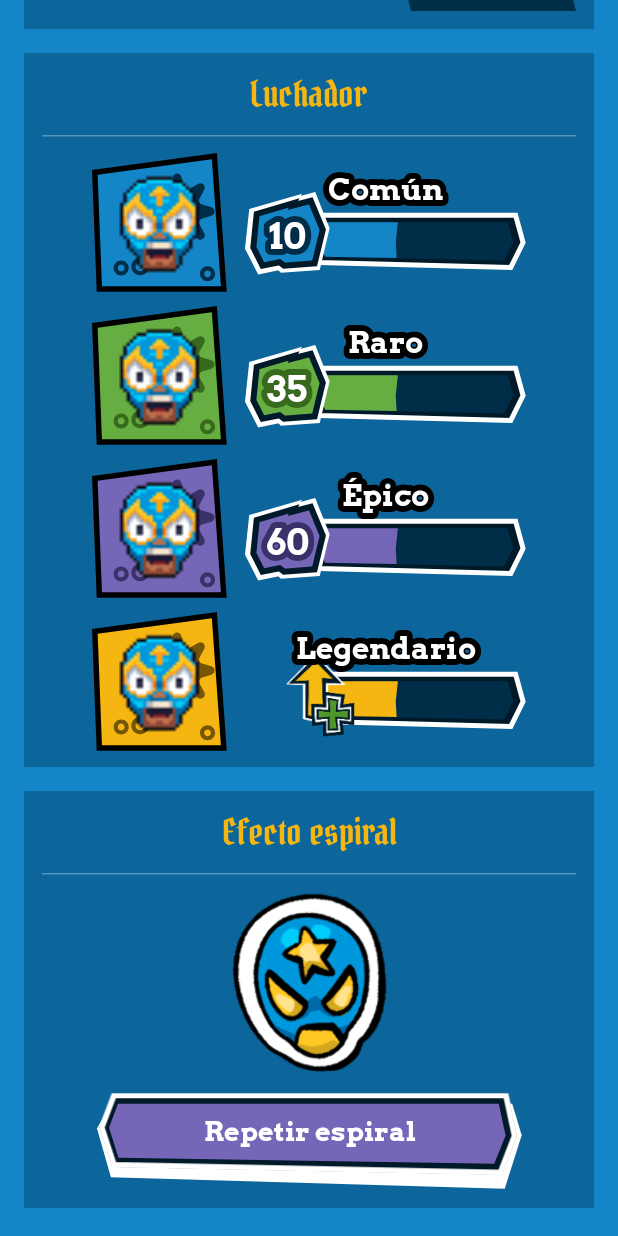
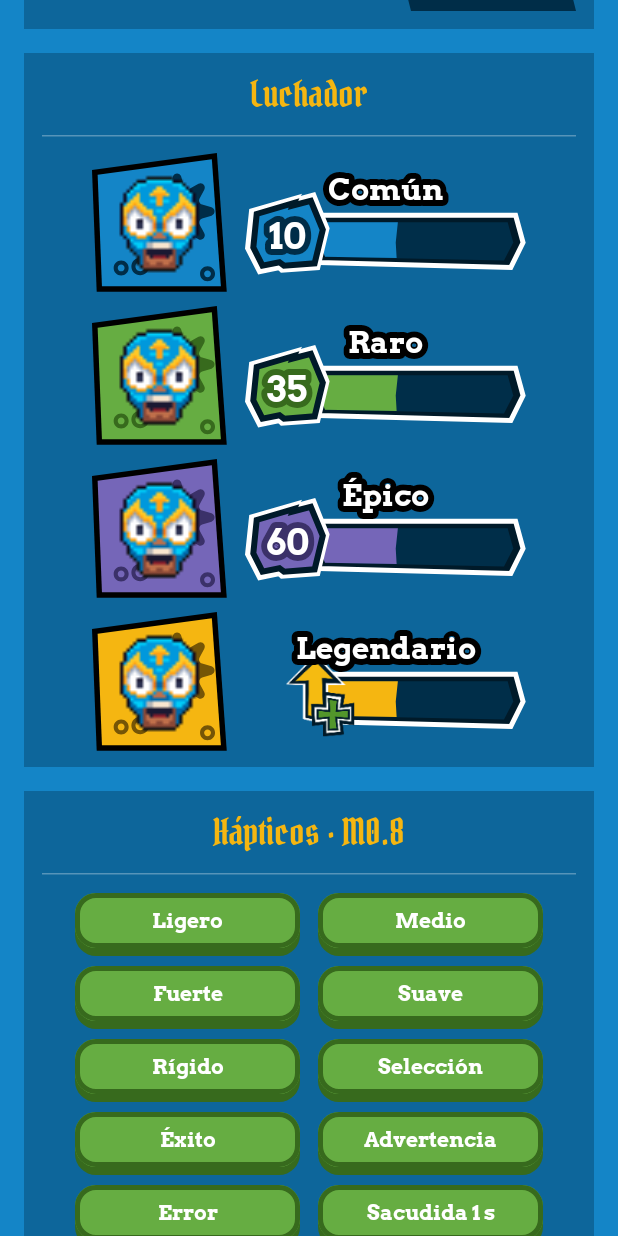
Before and after one commit to JorgeMike/Ringo-Android, an Android app built with Jetpack Compose: the GaleriaScreen screen opened through its navigation route, scrolled down 1730 dp, on a phone screen of 412 x 824 dp. Run offline under Robolectric (Android 15) with nearby library versions, the phone set to English and light mode, and no system bars; our stand-ins replace Dagger/Hilt's generated code.

Commit message:
M0.8: hápticos, animación de navegación y botón de regresar flotante
- HapticService (dominio) + HapticServiceAndroid: impactos, notificaciones,
  selección, sacudida, vidrio roto, tick y respiración, como el
  HapticService de iOS. Usa primitivas de vibración (API 30+) o control de
  amplitud cuando el teléfono las tiene, y efectos predefinidos si no.
- LocalHaptics y Modifier.hapticAlTocar / hapticNotificacionAlTocar
  (= View+Haptics de iOS), sin quitarle el toque a clickable.
- AnimacionesTF.transicionNavegacion (= Animation.navigationTransition) y
  ConBotonRegresar (= View+BackButton).
- Galería: sección para probar cada vibración.
- Botones: offset animado con lambda (lint UseOfNonLambdaOffsetOverload),
  para no recomponer en cada cuadro.

M0.10 (datos de preview) se mueve a M2: dependen de las entidades.

Co-Authored-By: Claude Opus 5.5 <noreply@anthropic.com>

```diff
--- a/app/src/main/AndroidManifest.xml
+++ b/app/src/main/AndroidManifest.xml
@@ -1,5 +1,8 @@
 <?xml version="1.0" encoding="utf-8"?>
 <manifest xmlns:android="http://schemas.android.com/apk/res/android">
+
+    <!-- Hápticos (M0.8). Permiso normal: no se le pide al usuario. -->
+    <uses-permission android:name="android.permission.VIBRATE" />
 
     <application
         android:name=".TiempoFueraApp"
--- a/app/src/main/java/com/rudoestudio/tiempofuera/MainActivity.kt
+++ b/app/src/main/java/com/rudoestudio/tiempofuera/MainActivity.kt
@@ -7,18 +7,25 @@ import androidx.activity.ComponentActivity
 import androidx.activity.SystemBarStyle
 import androidx.activity.compose.setContent
 import androidx.activity.enableEdgeToEdge
+import androidx.compose.runtime.CompositionLocalProvider
 import androidx.compose.runtime.collectAsState
 import androidx.compose.runtime.getValue
 import com.rudoestudio.tiempofuera.core.designsystem.TiempoFueraTheme
+import com.rudoestudio.tiempofuera.core.hapticos.LocalHaptics
+import com.rudoestudio.tiempofuera.domain.servicios.HapticService
 import com.rudoestudio.tiempofuera.navigation.DeepLink
 import com.rudoestudio.tiempofuera.navigation.RootScreen
 import dagger.hilt.android.AndroidEntryPoint
 import kotlinx.coroutines.flow.MutableStateFlow
+import javax.inject.Inject
 
 @AndroidEntryPoint
 class MainActivity : ComponentActivity() {
     /** Deep link que llegó y la UI todavía no atiende (en iOS: `.onOpenURL`). */
     private val deepLinkPendiente = MutableStateFlow<DeepLink?>(null)
+
+    @Inject
+    lateinit var haptics: HapticService
 
     override fun onCreate(savedInstanceState: Bundle?) {
         super.onCreate(savedInstanceState)
@@ -31,11 +38,13 @@ class MainActivity : ComponentActivity() {
         if (savedInstanceState == null) recibir(intent)
         setContent {
             val deepLink by deepLinkPendiente.collectAsState()
-            TiempoFueraTheme {
-                RootScreen(
-                    deepLinkPendiente = deepLink,
-                    alAtenderDeepLink = { deepLinkPendiente.value = null },
-                )
+            CompositionLocalProvider(LocalHaptics provides haptics) {
+                TiempoFueraTheme {
+                    RootScreen(
+                        deepLinkPendiente = deepLink,
+                        alAtenderDeepLink = { deepLinkPendiente.value = null },
+                    )
+                }
             }
         }
     }
--- a/app/src/main/java/com/rudoestudio/tiempofuera/core/designsystem/componentes/Botones.kt
+++ b/app/src/main/java/com/rudoestudio/tiempofuera/core/designsystem/componentes/Botones.kt
@@ -16,6 +16,8 @@ import androidx.compose.foundation.interaction.collectIsPressedAsState
 import androidx.compose.foundation.layout.Box
 import androidx.compose.foundation.layout.BoxScope
 import androidx.compose.foundation.layout.offset
+import androidx.compose.foundation.layout.padding
+import androidx.compose.foundation.layout.safeDrawingPadding
 import androidx.compose.foundation.layout.size
 import androidx.compose.foundation.shape.RoundedCornerShape
 import androidx.compose.material3.MaterialTheme
@@ -34,6 +36,7 @@ import androidx.compose.ui.semantics.Role
 import androidx.compose.ui.semantics.contentDescription
 import androidx.compose.ui.semantics.semantics
 import androidx.compose.ui.unit.Dp
+import androidx.compose.ui.unit.IntOffset
 import androidx.compose.ui.unit.dp
 import com.rudoestudio.tiempofuera.R
 import com.rudoestudio.tiempofuera.core.designsystem.ColoresTF
@@ -105,7 +108,7 @@ private fun BotonConTapa(
             .clickable(interaccion, indication = null, enabled = habilitado, role = Role.Button, onClick = alTocar),
     ) {
         Box(Modifier.matchParentSize().background(ColoresTF.Blanco, base))
-        Box(Modifier.matchParentSize().offset(y = desplazamiento)) {
+        Box(Modifier.matchParentSize().offset { IntOffset(0, desplazamiento.roundToPx()) }) {
             Box(Modifier.matchParentSize().background(ColoresTF.AzulNoche, contorno).border(3.dp, ColoresTF.Blanco, contorno))
             Box(Modifier.matchParentSize().background(relleno, cara))
             contenido()
@@ -186,6 +189,18 @@ fun BotonRegresar(alTocar: () -> Unit, modifier: Modifier = Modifier) {
 }
 
 /**
+ * Pone [BotonRegresar] flotando arriba a la izquierda sobre [contenido]. En iOS:
+ * `.withBackButton()` (View+BackButton), que oculta el botón de navegación del sistema.
+ */
+@Composable
+fun ConBotonRegresar(alRegresar: () -> Unit, modifier: Modifier = Modifier, contenido: @Composable BoxScope.() -> Unit) {
+    Box(modifier) {
+        contenido()
+        BotonRegresar(alRegresar, Modifier.safeDrawingPadding().padding(start = 6.dp, top = 6.dp))
+    }
+}
+
+/**
  * Botón "3D" con sombra sólida abajo que desaparece al presionarlo. En iOS:
  * `ThreeDButtonStyle`. El tamaño lo define [contenido] (agregarle su propio padding).
  */
@@ -212,7 +227,7 @@ fun Boton3D(
         contentAlignment = Alignment.Center,
     ) {
         Box(Modifier.matchParentSize().offset(y = profundidad).alpha(opacidadSombra).background(colorSombra, forma))
-        Box(Modifier.matchParentSize().offset(y = desplazamiento).background(color, forma).border(3.dp, colorSombra, forma))
-        Box(Modifier.offset(y = desplazamiento), contentAlignment = Alignment.Center, content = contenido)
+        Box(Modifier.matchParentSize().offset { IntOffset(0, desplazamiento.roundToPx()) }.background(color, forma).border(3.dp, colorSombra, forma))
+        Box(Modifier.offset { IntOffset(0, desplazamiento.roundToPx()) }, contentAlignment = Alignment.Center, content = contenido)
     }
 }
--- /dev/null
+++ b/app/src/main/java/com/rudoestudio/tiempofuera/core/hapticos/Hapticos.kt
@@ -0,0 +1,43 @@
+package com.rudoestudio.tiempofuera.core.hapticos
+
+import androidx.compose.foundation.gestures.awaitEachGesture
+import androidx.compose.foundation.gestures.awaitFirstDown
+import androidx.compose.foundation.gestures.waitForUpOrCancellation
+import androidx.compose.runtime.staticCompositionLocalOf
+import androidx.compose.ui.Modifier
+import androidx.compose.ui.composed
+import androidx.compose.ui.input.pointer.PointerEventPass
+import androidx.compose.ui.input.pointer.pointerInput
+import com.rudoestudio.tiempofuera.domain.servicios.HapticService
+import com.rudoestudio.tiempofuera.domain.servicios.HapticService.EstiloImpacto
+import com.rudoestudio.tiempofuera.domain.servicios.HapticService.TipoNotificacion
+
+/**
+ * El [HapticService] para usar desde Compose. Lo provee `MainActivity`; en ViewModels
+ * se inyecta con Hilt.
+ */
+val LocalHaptics = staticCompositionLocalOf<HapticService> {
+    error("LocalHaptics sin proveer: envolver la UI con CompositionLocalProvider en MainActivity")
+}
+
+/**
+ * Vibra al tocar, sin quitarle el toque a `clickable` ni a otros gestos. En iOS:
+ * `.hapticOnTap(_:)` (View+Haptics).
+ */
+fun Modifier.hapticAlTocar(estilo: EstiloImpacto = EstiloImpacto.MEDIO): Modifier =
+    alTerminarToque { impacto(estilo) }
+
+/** Vibración de notificación al tocar. En iOS: `.hapticNotification(_:)`. */
+fun Modifier.hapticNotificacionAlTocar(tipo: TipoNotificacion): Modifier =
+    alTerminarToque { notificacion(tipo) }
+
+private fun Modifier.alTerminarToque(accion: HapticService.() -> Unit): Modifier = composed {
+    val haptics = LocalHaptics.current
+    pointerInput(haptics) {
+        awaitEachGesture {
+            // Pase inicial: vemos el toque antes que clickable lo consuma.
+            awaitFirstDown(requireUnconsumed = false, pass = PointerEventPass.Initial)
+            if (waitForUpOrCancellation(PointerEventPass.Initial) != null) haptics.accion()
+        }
+    }
+}
--- /dev/null
+++ b/app/src/main/java/com/rudoestudio/tiempofuera/domain/servicios/HapticService.kt
@@ -0,0 +1,51 @@
+package com.rudoestudio.tiempofuera.domain.servicios
+
+/** Vibraciones de la app. En iOS: `HapticServiceProtocol` + `HapticService`. */
+interface HapticService {
+
+    enum class EstiloImpacto {
+        /** Tap suave: botones secundarios, elegir una opción. */
+        LIGERO,
+
+        /** Tap medio: botones principales. */
+        MEDIO,
+
+        /** Tap fuerte: acciones importantes, nivel máximo de un slider. */
+        FUERTE,
+
+        /** Suave y amortiguado: transiciones. */
+        SUAVE,
+
+        /** Seco y preciso: snaps, confirmaciones. */
+        RIGIDO,
+    }
+
+    enum class TipoNotificacion {
+        /** Onboarding completado, guardado exitoso. */
+        EXITO,
+
+        /** Validación fallida. */
+        ADVERTENCIA,
+
+        /** Error de red, error al guardar. */
+        ERROR,
+    }
+
+    fun impacto(estilo: EstiloImpacto)
+
+    fun notificacion(tipo: TipoNotificacion)
+
+    fun seleccion()
+
+    /** Vibración continua fuerte, como un temblor. */
+    fun sacudidaFuerte(duracionSegundos: Double)
+
+    /** Golpe seco con fragmentos que se apagan (piñata, sobres). */
+    fun vibrarRompimientoDeVidrio()
+
+    /** Tick con [intensidad] de 0 a 1, para contadores y sliders. */
+    fun vibrarTick(intensidad: Float)
+
+    /** Pulso suave con [intensidad] de 0 a 1, para la meditación. */
+    fun vibrarRespiracion(intensidad: Float)
+}
--- a/app/src/main/java/com/rudoestudio/tiempofuera/features/galeria/GaleriaScreen.kt
+++ b/app/src/main/java/com/rudoestudio/tiempofuera/features/galeria/GaleriaScreen.kt
@@ -57,6 +57,10 @@ import com.rudoestudio.tiempofuera.core.designsystem.componentes.TextoContorno
 import com.rudoestudio.tiempofuera.core.designsystem.componentes.TextoEnParalelogramo
 import com.rudoestudio.tiempofuera.core.designsystem.componentes.Titulo
 import com.rudoestudio.tiempofuera.core.designsystem.componentes.espiral
+import com.rudoestudio.tiempofuera.core.hapticos.LocalHaptics
+import com.rudoestudio.tiempofuera.core.hapticos.hapticAlTocar
+import com.rudoestudio.tiempofuera.domain.servicios.HapticService.EstiloImpacto
+import com.rudoestudio.tiempofuera.domain.servicios.HapticService.TipoNotificacion
 import kotlinx.coroutines.launch
 import java.time.LocalTime
 import kotlin.random.Random
@@ -94,7 +98,7 @@ fun GaleriaScreen(alVolver: () -> Unit) {
         Row(Modifier.fillMaxWidth(), verticalAlignment = Alignment.CenterVertically) {
             BotonRegresar(alVolver)
             Spacer(Modifier.width(12.dp))
-            Text("Galería · M0.6", style = MaterialTheme.typography.headlineMedium, color = ColoresTF.Blanco)
+            Text("Galería · M0", style = MaterialTheme.typography.headlineMedium, color = ColoresTF.Blanco)
         }
 
         Seccion("Botones") {
@@ -155,6 +159,44 @@ fun GaleriaScreen(alVolver: () -> Unit) {
             }
         }
 
+        Seccion("Hápticos · M0.8") {
+            val h = LocalHaptics.current
+            val pruebas = listOf<Pair<String, () -> Unit>>(
+                "Ligero" to { h.impacto(EstiloImpacto.LIGERO) },
+                "Medio" to { h.impacto(EstiloImpacto.MEDIO) },
+                "Fuerte" to { h.impacto(EstiloImpacto.FUERTE) },
+                "Suave" to { h.impacto(EstiloImpacto.SUAVE) },
+                "Rígido" to { h.impacto(EstiloImpacto.RIGIDO) },
+                "Selección" to { h.seleccion() },
+                "Éxito" to { h.notificacion(TipoNotificacion.EXITO) },
+                "Advertencia" to { h.notificacion(TipoNotificacion.ADVERTENCIA) },
+                "Error" to { h.notificacion(TipoNotificacion.ERROR) },
+                "Sacudida 1 s" to { h.sacudidaFuerte(1.0) },
+                "Vidrio roto" to { h.vibrarRompimientoDeVidrio() },
+                "Respiración" to { h.vibrarRespiracion(0.5f) },
+            )
+            pruebas.chunked(2).forEach { fila ->
+                Row(horizontalArrangement = Arrangement.spacedBy(12.dp)) {
+                    fila.forEach { (nombre, accion) ->
+                        Boton3D(alTocar = accion, modifier = Modifier.width(150.dp)) {
+                            Text(nombre, style = MaterialTheme.typography.titleSmall, color = ColoresTF.Blanco,
+                                modifier = Modifier.padding(vertical = 10.dp))
+                        }
+                    }
+                }
+            }
+            Text("Ticks (contador, de suave a fuerte):", style = MaterialTheme.typography.bodyMedium, color = ColoresTF.Blanco)
+            Row(horizontalArrangement = Arrangement.spacedBy(8.dp)) {
+                listOf(0.2f, 0.4f, 0.6f, 0.8f, 1f).forEach { i ->
+                    Boton3D(alTocar = { h.vibrarTick(i) }, color = ColoresTF.Morado, colorSombra = ColoresTF.MoradoObscuro) {
+                        Text("${(i * 100).toInt()}", style = MaterialTheme.typography.titleSmall, color = ColoresTF.Blanco,
+                            modifier = Modifier.padding(horizontal = 12.dp, vertical = 10.dp))
+                    }
+                }
+            }
+            BotonL(ColoresTF.Celeste, "Botón con hapticAlTocar", alTocar = {}, modifier = Modifier.hapticAlTocar())
+        }
+
         Seccion("Efecto espiral") {
             Image(
                 painterResource(R.drawable.sticker_3), contentDescription = null,
```
Also changed, not shown: app/src/main/java/com/rudoestudio/tiempofuera/core/designsystem/Animaciones.kt (added, +13 -0 lines), app/src/main/java/com/rudoestudio/tiempofuera/core/hapticos/HapticServiceAndroid.kt (added, +136 -0 lines), app/src/main/java/com/rudoestudio/tiempofuera/di/ServiciosModule.kt (added, +17 -0 lines).
